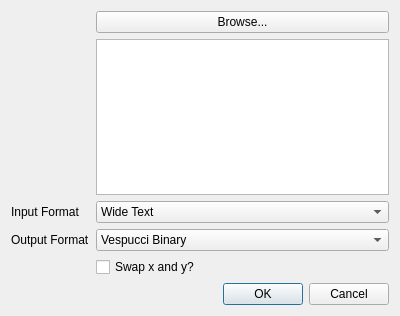
This is GUI/Processing/bulkconversiondialog.ui in VespucciProject/Vespucci as Qt 5 draws it before an edit. The edited form follows.
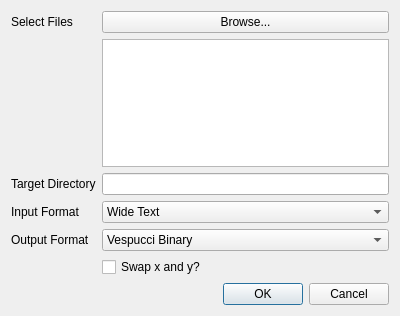
This is the edited form.

What changed in the file:
```diff
--- a/GUI/Processing/bulkconversiondialog.ui
+++ b/GUI/Processing/bulkconversiondialog.ui
@@ -14,24 +14,35 @@
    <string>Batch Conversion</string>
   </property>
   <layout class="QFormLayout" name="formLayout">
-   <item row="2" column="0">
+   <item row="0" column="0">
+    <widget class="QLabel" name="label_3">
+     <property name="text">
+      <string>Select Files </string>
+     </property>
+    </widget>
+   </item>
+   <item row="0" column="1">
+    <widget class="QPushButton" name="browsePushButton">
+     <property name="text">
+      <string>Browse...</string>
+     </property>
+    </widget>
+   </item>
+   <item row="1" column="1">
+    <widget class="QListWidget" name="filenameListWidget">
+     <property name="toolTip">
+      <string>Press delete key with filenames selected to remove them from the list.</string>
+     </property>
+    </widget>
+   </item>
+   <item row="3" column="0">
     <widget class="QLabel" name="label">
      <property name="text">
       <string>Input Format</string>
      </property>
     </widget>
    </item>
-   <item row="5" column="1">
-    <widget class="QDialogButtonBox" name="buttonBox">
-     <property name="orientation">
-      <enum>Qt::Horizontal</enum>
-     </property>
-     <property name="standardButtons">
-      <set>QDialogButtonBox::Cancel|QDialogButtonBox::Ok</set>
-     </property>
-    </widget>
-   </item>
-   <item row="2" column="1">
+   <item row="3" column="1">
     <widget class="QComboBox" name="inputComboBox">
      <item>
       <property name="text">
@@ -50,26 +61,7 @@
      </item>
     </widget>
    </item>
-   <item row="3" column="1">
-    <widget class="QComboBox" name="outputComboBox">
-     <item>
-      <property name="text">
-       <string>Vespucci Binary</string>
-      </property>
-     </item>
-     <item>
-      <property name="text">
-       <string>Zipped Comma Separated Variables</string>
-      </property>
-     </item>
-     <item>
-      <property name="text">
-       <string>Zipped Plain Text</string>
-      </property>
-     </item>
-    </widget>
-   </item>
-   <item row="3" column="0">
+   <item row="4" column="0">
     <widget class="QLabel" name="label_2">
      <property name="text">
       <string>Output Format</string>
@@ -77,21 +69,50 @@
     </widget>
    </item>
    <item row="4" column="1">
+    <widget class="QComboBox" name="outputComboBox">
+     <item>
+      <property name="text">
+       <string>Vespucci Binary</string>
+      </property>
+     </item>
+     <item>
+      <property name="text">
+       <string>Zipped Comma Separated Variables</string>
+      </property>
+     </item>
+     <item>
+      <property name="text">
+       <string>Zipped Plain Text</string>
+      </property>
+     </item>
+    </widget>
+   </item>
+   <item row="5" column="1">
     <widget class="QCheckBox" name="swapCheckBox">
      <property name="text">
       <string>Swap x and y?</string>
      </property>
     </widget>
    </item>
-   <item row="0" column="1">
-    <widget class="QPushButton" name="browsePushButton">
+   <item row="6" column="1">
+    <widget class="QDialogButtonBox" name="buttonBox">
+     <property name="orientation">
+      <enum>Qt::Horizontal</enum>
+     </property>
+     <property name="standardButtons">
+      <set>QDialogButtonBox::Cancel|QDialogButtonBox::Ok</set>
+     </property>
+    </widget>
+   </item>
+   <item row="2" column="0">
+    <widget class="QLabel" name="label_4">
      <property name="text">
-      <string>Browse...</string>
+      <string>Target Directory</string>
      </property>
     </widget>
    </item>
-   <item row="1" column="1">
-    <widget class="QListWidget" name="filenameListWidget"/>
+   <item row="2" column="1">
+    <widget class="QLineEdit" name="targetLineEdit"/>
    </item>
   </layout>
  </widget>
```
